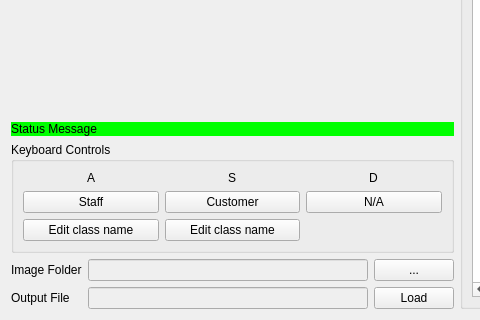
The window that form.ui (yamiyukiharu/binary-class-labeller) describes before a commit, drawn with Qt 5; both pictures show x 0 to 480 and y 239 to 559 of the 693 by 559 pixel window.
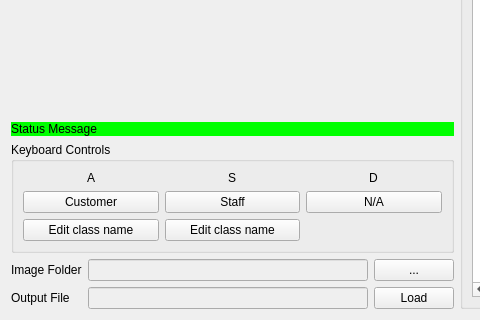
The same window after the commit.

```diff
--- a/form.ui
+++ b/form.ui
@@ -128,7 +128,7 @@
 }</string>
             </property>
             <property name="text">
-             <string>Staff</string>
+             <string>Customer</string>
             </property>
             <property name="checkable">
              <bool>false</bool>
@@ -158,7 +158,7 @@
 }</string>
             </property>
             <property name="text">
-             <string>Customer</string>
+             <string>Staff</string>
             </property>
             <property name="checkable">
              <bool>false</bool>
```
Left out of the diff: 3 changed lines with no effect on the pictures.
